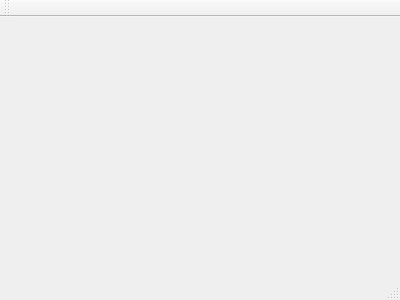
Old version of the form C3/QtPoCProject/untitled/mainwindow.ui in the repository dishbreak/wende-project.
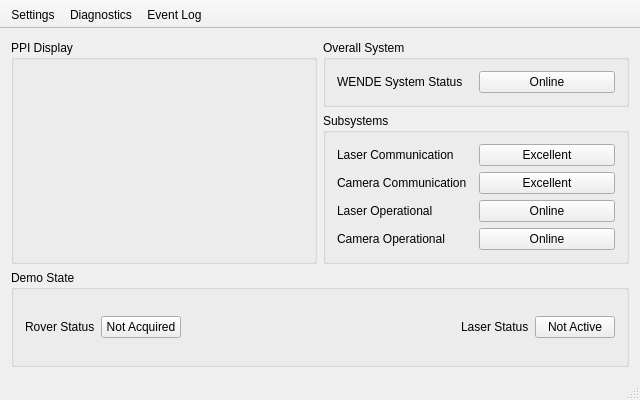
New version of the form. Icons and pictures are not drawn.

Commit message:
Created a basic PPI Display based on the C3 Status Display TBD Requirement document. This is not a live demo--it's intended to be a relevant example of Qt.
TODO: Create a control-panel to trigger channges in the PPI Display.

The edit to the form file:
```diff
--- a/C3/QtPoCProject/untitled/mainwindow.ui
+++ b/C3/QtPoCProject/untitled/mainwindow.ui
@@ -1,24 +1,260 @@
 <ui version="4.0">
  <class>MainWindow</class>
- <widget class="QMainWindow" name="MainWindow" >
-  <property name="geometry" >
+ <widget class="QMainWindow" name="MainWindow">
+  <property name="geometry">
    <rect>
     <x>0</x>
     <y>0</y>
-    <width>400</width>
-    <height>300</height>
+    <width>640</width>
+    <height>400</height>
    </rect>
   </property>
-  <property name="windowTitle" >
-   <string>MainWindow</string>
+  <property name="minimumSize">
+   <size>
+    <width>640</width>
+    <height>400</height>
+   </size>
   </property>
-  <widget class="QMenuBar" name="menuBar" />
-  <widget class="QToolBar" name="mainToolBar" />
-  <widget class="QWidget" name="centralWidget" />
-  <widget class="QStatusBar" name="statusBar" />
+  <property name="windowTitle">
+   <string>WENDE POC PPI</string>
+  </property>
+  <property name="styleSheet">
+   <string notr="true">QToolButton:hover
+{
+background-color: rgba(165, 165, 165, 50%);
+}</string>
+  </property>
+  <widget class="QWidget" name="centralWidget">
+   <layout class="QVBoxLayout" name="verticalLayout_2">
+    <item>
+     <layout class="QVBoxLayout" name="verticalLayout">
+      <item>
+       <layout class="QHBoxLayout" name="horizontalLayout_2">
+        <item>
+         <widget class="QGroupBox" name="groupBox">
+          <property name="title">
+           <string>PPI Display</string>
+          </property>
+         </widget>
+        </item>
+        <item>
+         <layout class="QVBoxLayout" name="statusIndicators">
+          <item>
+           <widget class="QGroupBox" name="system">
+            <property name="title">
+             <string>Overall System</string>
+            </property>
+            <layout class="QHBoxLayout" name="horizontalLayout">
+             <item>
+              <widget class="QLabel" name="label">
+               <property name="text">
+                <string>WENDE System Status</string>
+               </property>
+               <property name="wordWrap">
+                <bool>true</bool>
+               </property>
+              </widget>
+             </item>
+             <item>
+              <widget class="QPushButton" name="pushButton">
+               <property name="text">
+                <string>Online</string>
+               </property>
+              </widget>
+             </item>
+            </layout>
+           </widget>
+          </item>
+          <item>
+           <widget class="QGroupBox" name="subsystem">
+            <property name="title">
+             <string>Subsystems</string>
+            </property>
+            <layout class="QGridLayout" name="statusIndicators_2">
+             <item row="0" column="0">
+              <widget class="QLabel" name="label_5">
+               <property name="text">
+                <string>Laser Communication</string>
+               </property>
+               <property name="wordWrap">
+                <bool>true</bool>
+               </property>
+              </widget>
+             </item>
+             <item row="0" column="1">
+              <widget class="QPushButton" name="pushButton_2">
+               <property name="text">
+                <string>Excellent</string>
+               </property>
+              </widget>
+             </item>
+             <item row="1" column="0">
+              <widget class="QLabel" name="label_7">
+               <property name="text">
+                <string>Camera Communication</string>
+               </property>
+               <property name="wordWrap">
+                <bool>true</bool>
+               </property>
+              </widget>
+             </item>
+             <item row="1" column="1">
+              <widget class="QPushButton" name="pushButton_3">
+               <property name="text">
+                <string>Excellent</string>
+               </property>
+              </widget>
+             </item>
+             <item row="2" column="0">
+              <widget class="QLabel" name="label_6">
+               <property name="text">
+                <string>Laser Operational</string>
+               </property>
+               <property name="wordWrap">
+                <bool>true</bool>
+               </property>
+              </widget>
+             </item>
+             <item row="2" column="1">
+              <widget class="QPushButton" name="pushButton_4">
+               <property name="text">
+                <string>Online</string>
+               </property>
+              </widget>
+             </item>
+             <item row="3" column="0">
+              <widget class="QLabel" name="label_8">
+               <property name="text">
+                <string>Camera Operational</string>
+               </property>
+               <property name="wordWrap">
+                <bool>true</bool>
+               </property>
+              </widget>
+             </item>
+             <item row="3" column="1">
+              <widget class="QPushButton" name="pushButton_5">
+               <property name="text">
+                <string>Online</string>
+               </property>
+              </widget>
+             </item>
+            </layout>
+           </widget>
+          </item>
+         </layout>
+        </item>
+       </layout>
+      </item>
+      <item>
+       <widget class="QGroupBox" name="laserRover">
+        <property name="title">
+         <string>Demo State</string>
+        </property>
+        <layout class="QHBoxLayout" name="laserRoverState">
+         <item>
+          <widget class="QLabel" name="label_2">
+           <property name="text">
+            <string>Rover Status</string>
+           </property>
+          </widget>
+         </item>
+         <item>
+          <widget class="QPushButton" name="pushButton_6">
+           <property name="text">
+            <string>Not Acquired</string>
+           </property>
+          </widget>
+         </item>
+         <item>
+          <spacer name="horizontalSpacer">
+           <property name="orientation">
+            <enum>Qt::Horizontal</enum>
+           </property>
+           <property name="sizeHint" stdset="0">
+            <size>
+             <width>40</width>
+             <height>20</height>
+            </size>
+           </property>
+          </spacer>
+         </item>
+         <item>
+          <widget class="QLabel" name="label_3">
+           <property name="text">
+            <string>Laser Status</string>
+           </property>
+          </widget>
+         </item>
+         <item>
+          <widget class="QPushButton" name="pushButton_7">
+           <property name="text">
+            <string>Not Active</string>
+           </property>
+          </widget>
+         </item>
+        </layout>
+       </widget>
+      </item>
+     </layout>
+    </item>
+   </layout>
+  </widget>
+  <widget class="QToolBar" name="mainToolBar">
+   <property name="movable">
+    <bool>false</bool>
+   </property>
+   <property name="toolButtonStyle">
+    <enum>Qt::ToolButtonTextUnderIcon</enum>
+   </property>
+   <attribute name="toolBarArea">
+    <enum>TopToolBarArea</enum>
+   </attribute>
+   <attribute name="toolBarBreak">
+    <bool>false</bool>
+   </attribute>
+   <addaction name="actionSettings"/>
+   <addaction name="actionDiagnostics"/>
+   <addaction name="actionEvent_Log"/>
+  </widget>
+  <widget class="QStatusBar" name="statusBar"/>
+  <action name="actionSettings">
+   <property name="icon">
+    <iconset resource="assets/assets.qrc">
+     <normaloff>:/images/emblem-system.svg</normaloff>:/images/emblem-system.svg</iconset>
+   </property>
+   <property name="text">
+    <string>Settings</string>
+   </property>
+   <property name="toolTip">
+    <string>Access WENDE Settings</string>
+   </property>
+   <property name="iconVisibleInMenu">
+    <bool>true</bool>
+   </property>
+  </action>
+  <action name="actionDiagnostics">
+   <property name="icon">
+    <iconset resource="assets/assets.qrc">
+     <normaloff>:/images/utilities-system-monitor.svg</normaloff>:/images/utilities-system-monitor.svg</iconset>
+   </property>
+   <property name="text">
+    <string>Diagnostics</string>
+   </property>
+  </action>
+  <action name="actionEvent_Log">
+   <property name="icon">
+    <iconset resource="assets/assets.qrc">
+     <normaloff>:/images/office-calendar.svg</normaloff>:/images/office-calendar.svg</iconset>
+   </property>
+   <property name="text">
+    <string>Event Log</string>
+   </property>
+  </action>
  </widget>
- <layoutDefault spacing="6" margin="11" />
- <pixmapfunction></pixmapfunction>
- <resources/>
+ <layoutdefault spacing="6" margin="11"/>
+ <resources>
+  <include location="assets/assets.qrc"/>
+ </resources>
  <connections/>
 </ui>
```
Left out of the diff: 1 changed line with no effect on the pictures. The commit also changes 8 other files.
